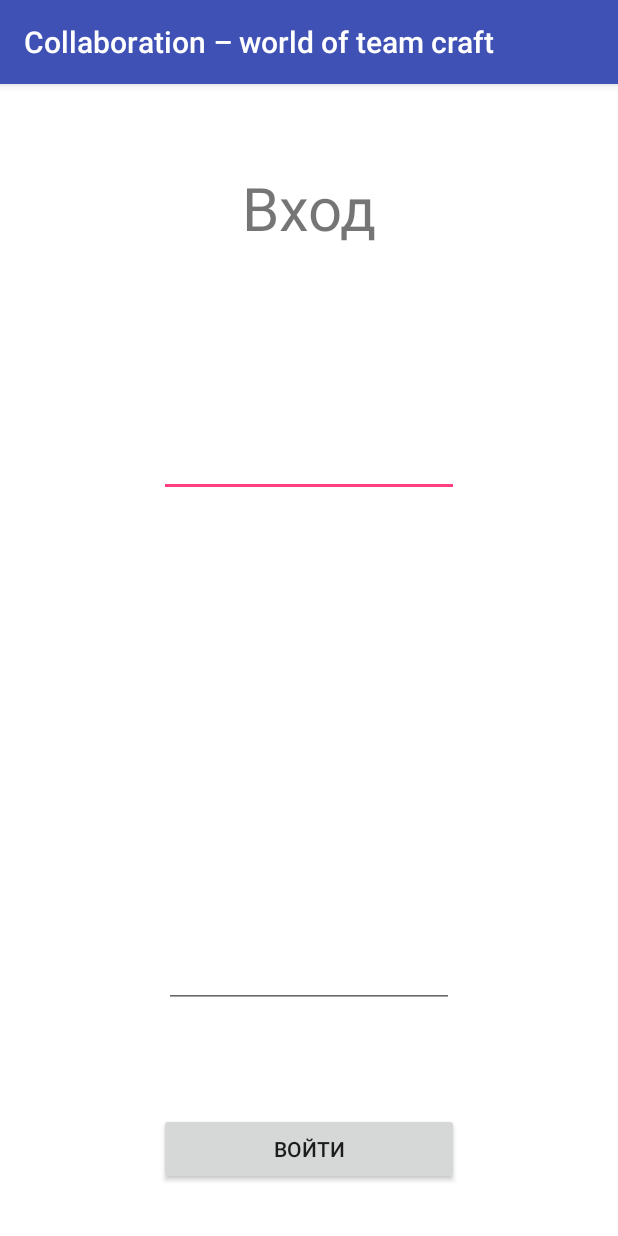
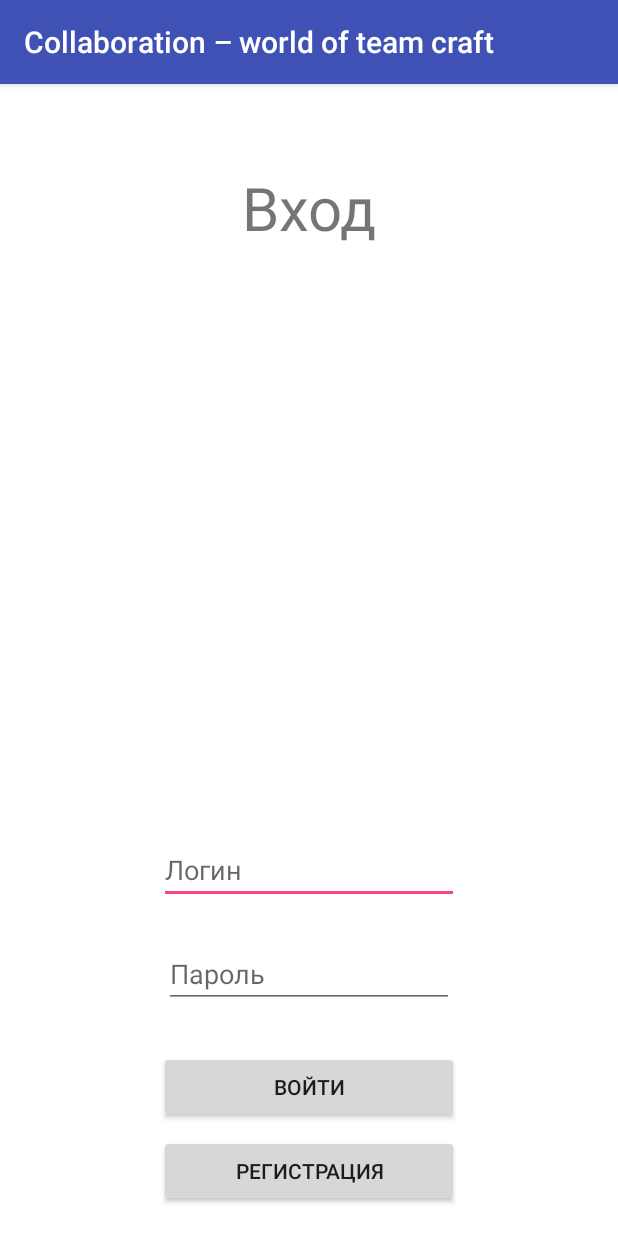
Before and after one commit to nolit1/Collaborationworldofteamcraft, an Android app: the screen it shows after launch (Login), on a phone screen of 412 x 824 dp. Run offline under Robolectric (Android 15) with nearby library versions, the phone set to English and light mode, and no system bars.

Commit message:
Полностью реализовал сбор данных с форм Login и Registration, но надо добавить действия с этими данными

```diff
--- a/app/src/main/res/layout/login.xml
+++ b/app/src/main/res/layout/login.xml
@@ -16,33 +16,43 @@
         android:textSize="40sp"/>
 
     <EditText
+        android:id="@+id/login"
         android:layout_width="200dp"
         android:layout_height="wrap_content"
-        android:layout_alignParentTop="true"
+        android:layout_alignParentBottom="true"
         android:layout_centerHorizontal="true"
-        android:layout_marginTop="230dp" />
+        android:layout_marginBottom="221dp"
+        android:ems="30"
+        android:hint="@string/login" />
 
     <EditText
-        android:id="@+id/editText"
+        android:id="@+id/password"
         android:layout_width="193dp"
         android:layout_height="wrap_content"
         android:layout_alignParentBottom="true"
         android:layout_centerHorizontal="true"
         android:layout_marginBottom="152dp"
         android:ems="10"
+        android:hint="@string/password"
         android:inputType="textPassword" />
+
+    <!--Добавить действие на кнопку Войти-->
+    <Button
+        android:layout_width="200dp"
+        android:layout_height="wrap_content"
+        android:layout_alignParentBottom="true"
+        android:layout_centerHorizontal="true"
+        android:layout_marginBottom="75dp"
+        android:onClick="login"
+        android:text="Войти" />
 
     <Button
         android:layout_width="200dp"
         android:layout_height="wrap_content"
         android:layout_alignParentBottom="true"
         android:layout_centerHorizontal="true"
-        android:layout_marginBottom="34dp"
-        android:text="Войти"
-        android:onClick="login"/>
-
-    <!--Логин
-        Регистрация
-        -->
+        android:layout_marginBottom="19dp"
+        android:onClick="registration"
+        android:text="Регистрация" />
 
 </RelativeLayout>
--- a/app/src/main/res/values/strings.xml
+++ b/app/src/main/res/values/strings.xml
@@ -68,4 +68,6 @@
     <string name="name">Название</string>
     <string name="congratulations">Поздравляем! \n Заявка удачно создана!</string>
     <string name="continueButton">Продолжить</string>
+    <string name="login">Логин</string>
+    <string name="password">Пароль</string>
 </resources>
```
Also changed, not shown: app/src/main/AndroidManifest.xml (+10 -1 lines), app/src/main/java/com/example/nolit/collaborationworldofteamcraft/Login.java (+23 -2 lines), app/src/main/java/com/example/nolit/collaborationworldofteamcraft/Registration.java (added, +61 -0 lines), app/src/main/res/layout/registration.xml (added, +92 -0 lines).
